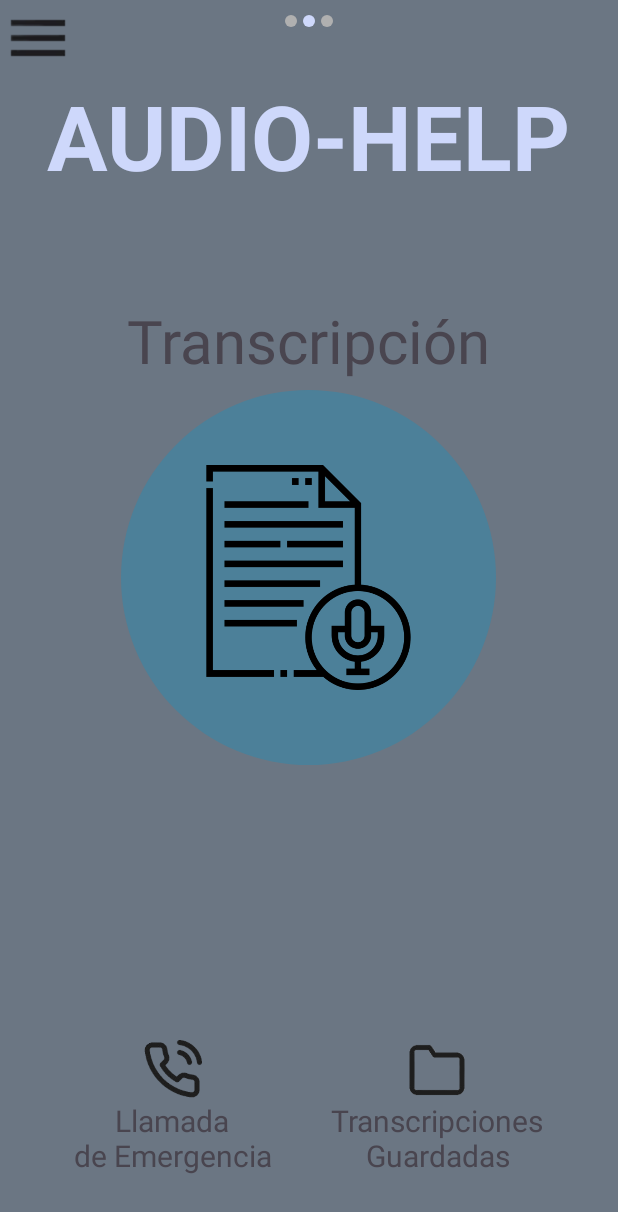
After one commit to SandroCJ210/AudioHelp, an Android app: the TranscriptionActivity screen opened directly, with no data from a screen before it, on a phone screen of 412 x 824 dp. The commit adds this screen. Shown: the top 1212 px of the screen. Run offline under Robolectric (Android 15) with nearby library versions, the phone set to English and light mode, and no system bars.

Commit message:
pantalla inicial agregada

```diff
--- a/app/src/main/AndroidManifest.xml
+++ b/app/src/main/AndroidManifest.xml
@@ -23,6 +23,8 @@
                 <category android:name="android.intent.category.LAUNCHER" />
             </intent-filter>
         </activity>
+        <activity android:name=".TranscriptionActivity" />
+
     </application>
 
 </manifest>
--- a/app/src/main/java/com/grupo2/audiohelp/MainActivity.java
+++ b/app/src/main/java/com/grupo2/audiohelp/MainActivity.java
@@ -1,6 +1,9 @@
 package com.grupo2.audiohelp;
 
+import android.content.Intent;
 import android.os.Bundle;
+import android.view.View;
+import android.widget.Button;
 
 import androidx.activity.EdgeToEdge;
 import androidx.appcompat.app.AppCompatActivity;
@@ -20,6 +23,18 @@ public class MainActivity extends AppCompatActivity {
             v.setPadding(systemBars.left, systemBars.top, systemBars.right, systemBars.bottom);
             return insets;
         });
+
+        // configuracion del boton
+        Button button = findViewById(R.id.button);
+        button.setOnClickListener(new View.OnClickListener() {
+            @Override
+            public void onClick(View v){
+                // inicia la actividad de transcripcion
+                Intent intent = new Intent(MainActivity.this, TranscriptionActivity.class);
+                startActivity(intent);
+            }
+        });
+
         String filePath = "app/sampledata/hola.mp3";
         WhisperTranscription.transcribeAudio(filePath);
     }
--- /dev/null
+++ b/app/src/main/java/com/grupo2/audiohelp/TranscriptionActivity.java
@@ -0,0 +1,12 @@
+package com.grupo2.audiohelp;
+
+import android.os.Bundle;
+import androidx.appcompat.app.AppCompatActivity;
+
+public class TranscriptionActivity extends AppCompatActivity {
+    @Override
+    protected void onCreate(Bundle savedInstanceState) {
+        super.onCreate(savedInstanceState);
+        setContentView(R.layout.transcription_main); // Enlaza con transcription_main.xml
+    }
+}
--- /dev/null
+++ b/app/src/main/res/drawable/boton_circular.xml
@@ -0,0 +1,5 @@
+<!-- Archivo: res/drawable/circular_button_background.xml -->
+<shape xmlns:android="http://schemas.android.com/apk/res/android">
+    <solid android:color="#4c8099" />
+    <corners android:radius="500dp" /> <!-- El radio debe ser la mitad del ancho/alto para un círculo perfecto -->
+</shape>
--- /dev/null
+++ b/app/src/main/res/drawable/indicator_active.xml
@@ -0,0 +1,5 @@
+<?xml version="1.0" encoding="utf-8"?>
+<shape xmlns:android="http://schemas.android.com/apk/res/android">
+    <solid android:color="#CED8FB" />
+    <corners android:radius="4dp" />
+</shape>
--- /dev/null
+++ b/app/src/main/res/drawable/indicator_inactive.xml
@@ -0,0 +1,5 @@
+<?xml version="1.0" encoding="utf-8"?>
+<shape xmlns:android="http://schemas.android.com/apk/res/android">
+    <solid android:color="#B0B0B0" />
+    <corners android:radius="4dp" />
+</shape>
--- a/app/src/main/res/layout/activity_main.xml
+++ b/app/src/main/res/layout/activity_main.xml
@@ -16,4 +16,13 @@
         app:layout_constraintStart_toStartOf="parent"
         app:layout_constraintTop_toTopOf="parent" />
 
+    <Button
+        android:id="@+id/button"
+        android:layout_width="wrap_content"
+        android:layout_height="wrap_content"
+        android:text="Button"
+        tools:layout_editor_absoluteX="168dp"
+        tools:layout_editor_absoluteY="441dp"
+        tools:ignore="MissingConstraints" />
+
 </androidx.constraintlayout.widget.ConstraintLayout>
--- /dev/null
+++ b/app/src/main/res/layout/transcription_main.xml
@@ -0,0 +1,124 @@
+<?xml version="1.0" encoding="utf-8"?>
+<RelativeLayout xmlns:android="http://schemas.android.com/apk/res/android"
+    xmlns:tools="http://schemas.android.com/tools"
+    android:layout_width="match_parent"
+    android:layout_height="match_parent"
+    android:background="#6B7683"
+    android:id="@+id/transcription_main"
+    tools:context=".MainActivity">
+
+    <!-- Menú de configuración (esquina superior izquierda) -->
+    <ImageButton
+        android:id="@+id/menu_icon"
+        android:layout_width="50dp"
+        android:layout_height="50dp"
+        android:layout_alignParentStart="true"
+        android:layout_margin="0dp"
+        android:src="@drawable/ic_menu"
+        android:background="?android:attr/selectableItemBackground" />
+
+    <!-- Título de la aplicación -->
+    <TextView
+        style="@style/Titulo_Aplicacion"
+        android:text="AUDIO-HELP" />
+
+    <!-- Indicador de página -->
+    <LinearLayout
+        android:layout_width="wrap_content"
+        android:layout_height="wrap_content"
+        android:layout_centerHorizontal="true"
+        android:layout_marginTop="10dp"
+        android:orientation="horizontal">
+
+        <!-- Puntos de paginación -->
+        <View
+            android:layout_width="8dp"
+            android:layout_height="8dp"
+            android:background="@drawable/indicator_inactive"
+            android:layout_marginEnd="4dp" />
+        <View
+            android:layout_width="8dp"
+            android:layout_height="8dp"
+            android:background="@drawable/indicator_active"
+            android:layout_marginEnd="4dp" />
+        <View
+            android:layout_width="8dp"
+            android:layout_height="8dp"
+            android:background="@drawable/indicator_inactive" />
+    </LinearLayout>
+
+    <!-- Texto "Transcripción" -->
+    <TextView
+        style="@style/Letra_Normal"
+        android:layout_marginTop="200dp"
+        android:layout_centerHorizontal="true"
+        android:text="Transcripción" />
+
+
+    <!-- Botón de transcripción (icono grande en el centro) -->
+    <ImageButton
+        android:id="@+id/transcription_button"
+        android:layout_width="250dp"
+        android:layout_height="250dp"
+        android:layout_centerHorizontal="true"
+        android:layout_marginTop="260dp"
+        android:background="@drawable/boton_circular"
+        android:src="@drawable/ic_transcription"
+        android:scaleType="centerInside"
+        android:padding="50dp"/>
+
+    <!-- Opciones inferiores: Llamada de emergencia y Transcripciones guardadas -->
+    <LinearLayout
+        android:layout_width="wrap_content"
+        android:layout_height="wrap_content"
+        android:layout_alignParentBottom="true"
+        android:layout_centerHorizontal="true"
+        android:layout_marginBottom="40dp"
+        android:orientation="horizontal"
+        android:gravity="center">
+
+        <!-- Llamada de emergencia -->
+        <LinearLayout
+            android:layout_width="wrap_content"
+            android:layout_height="wrap_content"
+            android:orientation="vertical"
+            android:gravity="center"
+            android:layout_marginEnd="40dp">
+
+            <ImageButton
+                android:id="@+id/emergency_call_icon"
+                android:layout_width="40dp"
+                android:layout_height="40dp"
+                android:scaleType="centerInside"
+                android:src="@drawable/ic_emergency_call"
+                android:background="?android:attr/selectableItemBackground" />
+
+            <TextView
+                style="@style/Letra_Pequena"
+                android:text="Llamada\nde Emergencia"
+                android:gravity="center" />
+        </LinearLayout>
+
+        <!-- Transcripciones guardadas -->
+        <LinearLayout
+            android:layout_width="wrap_content"
+            android:layout_height="wrap_content"
+            android:gravity="center"
+            android:orientation="vertical">
+
+            <ImageButton
+                android:id="@+id/saved_transcriptions_icon"
+                android:layout_width="40dp"
+                android:layout_height="40dp"
+                android:scaleType="centerInside"
+                android:src="@drawable/ic_saved_transcriptions"
+                android:background="?android:attr/selectableItemBackground" />
+
+            <TextView
+                style="@style/Letra_Pequena"
+                android:text="Transcripciones\nGuardadas"
+                android:gravity="center" />
+        </LinearLayout>
+    </LinearLayout>
+
+</RelativeLayout>
--- /dev/null
+++ b/app/src/main/res/values/estilo_letras.xml
@@ -0,0 +1,24 @@
+<!-- Archivo: res/values/estilo_letras.xml -->
+<resources>
+    <style name="Titulo_Aplicacion">
+        <item name="android:layout_width">wrap_content</item>
+        <item name="android:layout_height">wrap_content</item>
+        <item name="android:layout_centerHorizontal">true</item>
+        <item name="android:layout_marginTop">50dp</item>
+        <item name="android:textColor">#CED8FB</item>
+        <item name="android:textSize">60sp</item>
+        <item name="android:textStyle">bold</item>
+    </style>
+
+    <style name="Letra_Normal">
+        <item name="android:layout_width">wrap_content</item>
+        <item name="android:layout_height">wrap_content</item>
+        <item name="android:textSize">40sp</item>
+    </style>
+
+    <style name="Letra_Pequena">
+        <item name="android:layout_width">wrap_content</item>
+        <item name="android:layout_height">wrap_content</item>
+        <item name="android:textSize">20sp</item>
+    </style>
+</resources>
```
Also changed, not shown: app/src/main/res/drawable/ic_emergency_call.png (added), app/src/main/res/drawable/ic_menu.png (added), app/src/main/res/drawable/ic_saved_transcriptions.png (added), app/src/main/res/drawable/ic_transcription.png (added).
